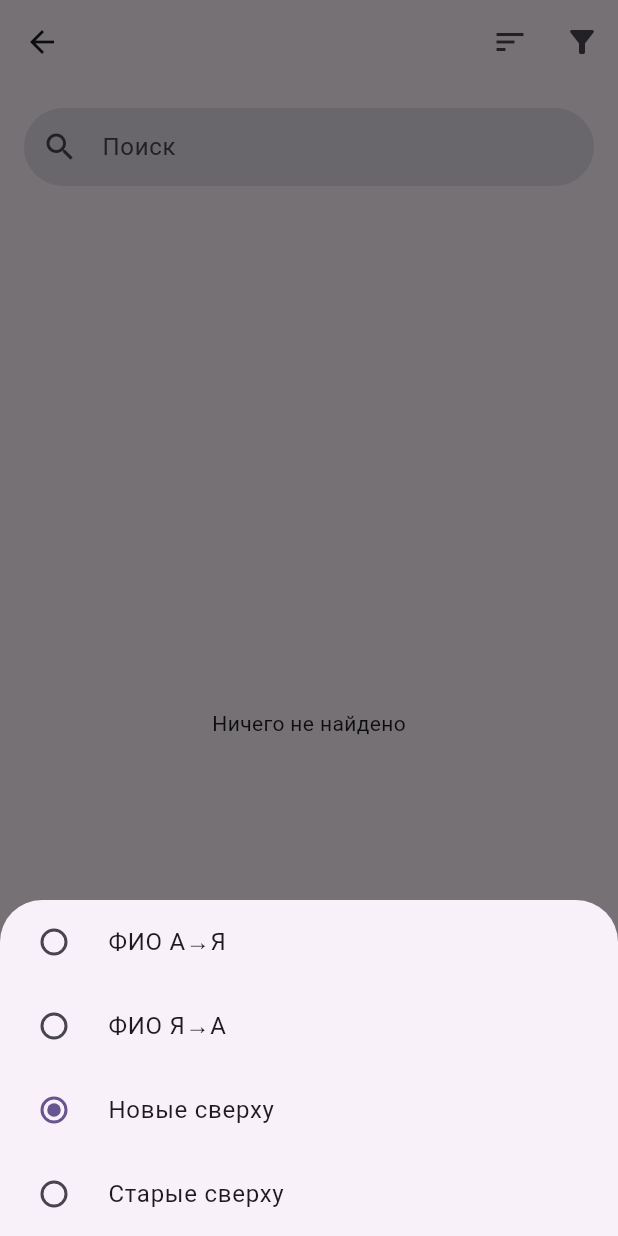
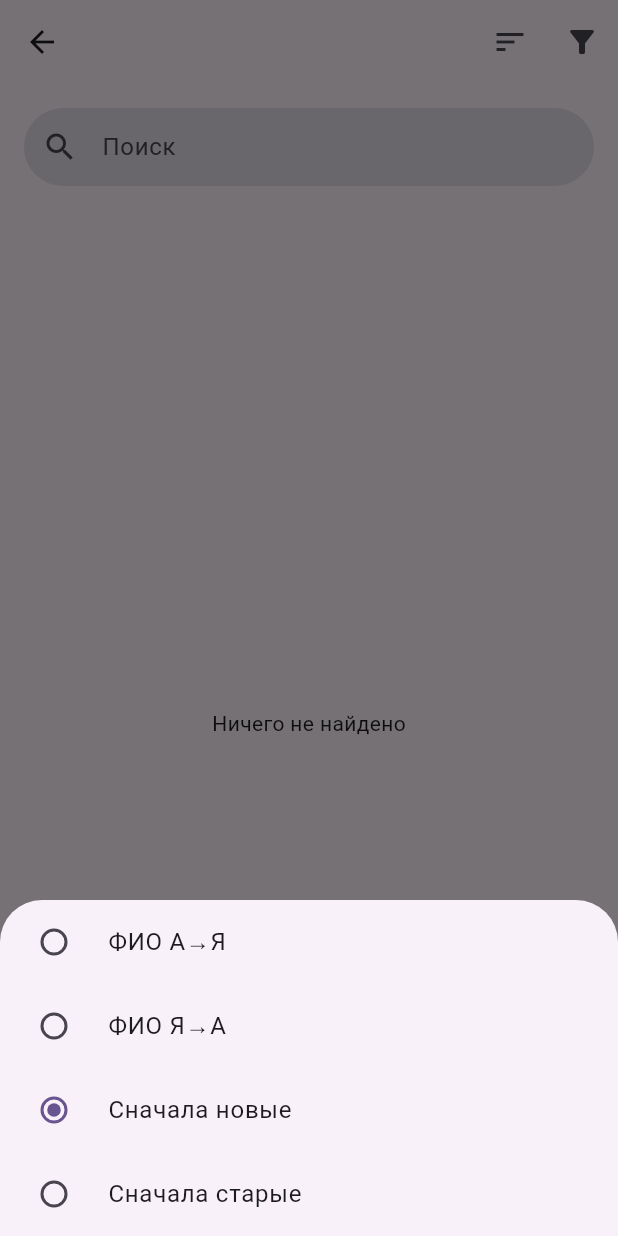
Before and after one commit to SergeyFierce/touchnotebookbeta_flutter, a Flutter app: the ContactListScreen screen opened directly with empty values, after a tap on the "sort" icon, on a phone screen of 412 x 824 dp. Run offline on Flutter 3.47's test engine with Material 3 defaults, Android fonts, the phone set to English and light mode, and no system bars; drawn by our look-alikes of overlay_support; our stand-ins replace flutter_local_notifications, flutter_svg, flutter_timezone, mask_text_input_formatter, shared_preferences, sqflite and 2 more; accounts and stored records are empty; project files that could hold a hidden picture were left out.

Commit message:
Fix All part64

```diff
--- a/lib/screens/contact_list_screen.dart
+++ b/lib/screens/contact_list_screen.dart
@@ -397,13 +397,13 @@ class _ContactListScreenState extends State<ContactListScreen> {
                 onChanged: (v) => Navigator.pop(context, v),
               ),
               RadioListTile<SortOption>(
-                title: const Text('Новые сверху'),
+                title: const Text('Сначала новые'),
                 value: SortOption.dateDesc,
                 groupValue: _sort,
                 onChanged: (v) => Navigator.pop(context, v),
               ),
               RadioListTile<SortOption>(
-                title: const Text('Старые сверху'),
+                title: const Text('Сначала старые'),
                 value: SortOption.dateAsc,
                 groupValue: _sort,
                 onChanged: (v) => Navigator.pop(context, v),
--- a/lib/widgets/system_notifications.dart
+++ b/lib/widgets/system_notifications.dart
@@ -387,7 +387,7 @@ class _SystemNotificationSurfaceState extends State<_SystemNotificationSurface>
         child: AnimatedSize(
           duration: const Duration(milliseconds: 200),
           curve: Curves.easeInOut,
-          vsync: this,
+
           child: _expanded
               ? Padding(
                   padding: const EdgeInsets.only(top: 12),
```
